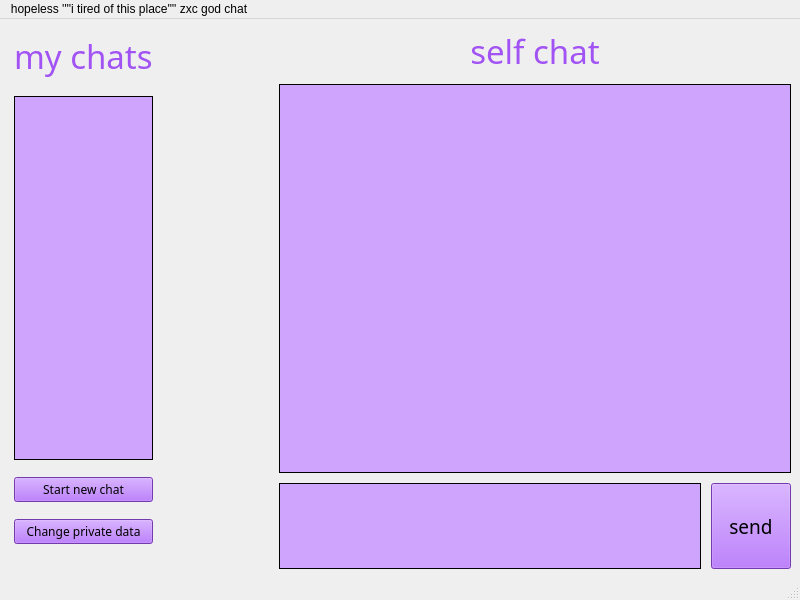
Qt form Mainwindow.ui (lizlizardplease/client) before a commit.
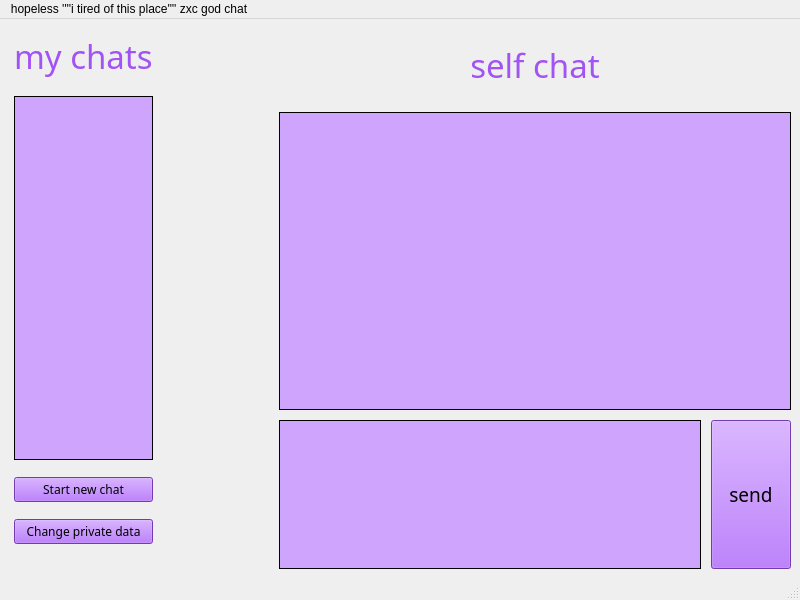
The same form after that commit.

What changed in the file:
```diff
--- a/Mainwindow.ui
+++ b/Mainwindow.ui
@@ -209,7 +209,7 @@
      </layout>
     </item>
     <item>
-     <layout class="QVBoxLayout" name="verticalLayout_2" stretch="1,9,2">
+     <layout class="QVBoxLayout" name="verticalLayout_2" stretch="1,4,2">
       <property name="spacing">
        <number>10</number>
       </property>
@@ -267,7 +267,7 @@
        </widget>
       </item>
       <item>
-       <widget class="QTableView" name="tableView"/>
+       <widget class="QListView" name="listView_2"/>
       </item>
       <item>
        <layout class="QHBoxLayout" name="horizontalLayout_2" stretch="7,1">
```
Left out of the diff: 2 changed lines with no effect on the pictures.
